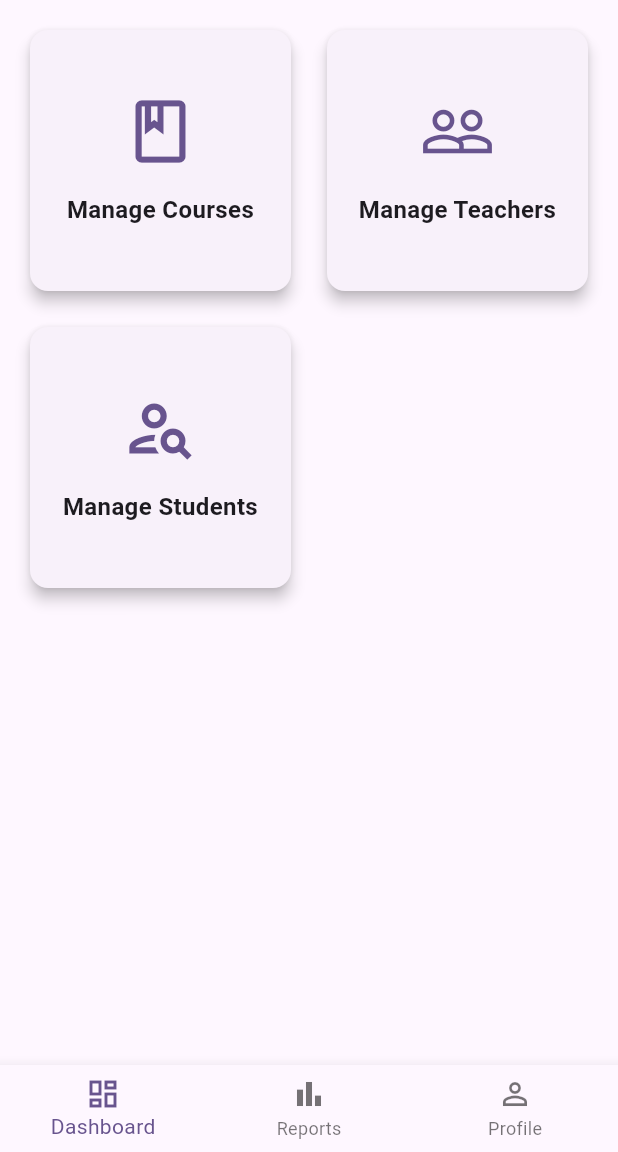
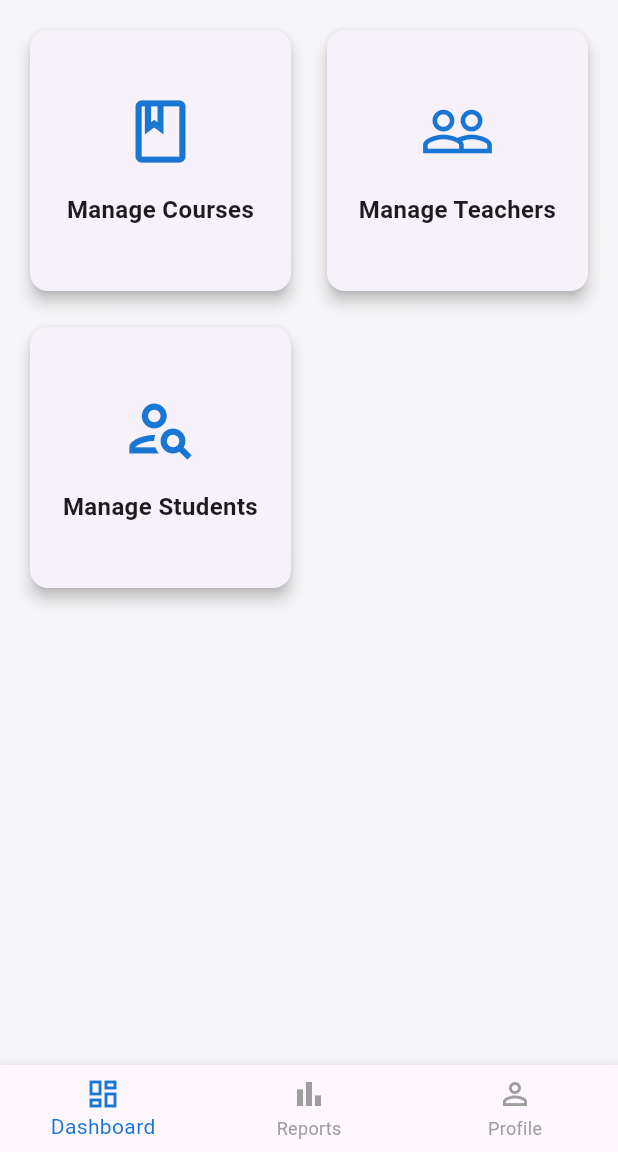
Before and after one commit to aabdulrafay/EduSmart, a Flutter app: the AdminDashboardScreen screen opened directly, on a phone screen of 412 x 824 dp, the part 84-1236 px from its top. Run offline on Flutter 3.47's test engine with Material 3 defaults, Android fonts, the phone set to English and light mode, and no system bars; our stand-ins replace pdf, printing.

Commit message:
Applied consistent color theme to all the screens

```diff
--- a/lib/adminpages/dashboard_view.dart
+++ b/lib/adminpages/dashboard_view.dart
@@ -15,72 +15,98 @@ class DashboardView extends StatelessWidget {
         crossAxisSpacing: 16.0,
         mainAxisSpacing: 16.0,
         children: <Widget>[
-          _buildFeatureCard(
-            icon: Icons.book_outlined,
-            title: 'Manage Courses',
-            context: context,
+          Card(
+            elevation: 4.0,
+            shape: RoundedRectangleBorder(
+              borderRadius: BorderRadius.circular(12.0),
+            ),
+            child: InkWell(
               onTap: () {
                 Navigator.push(
                   context,
-                MaterialPageRoute(builder: (context) => const ManageCoursesScreen()),
+                  MaterialPageRoute(
+                      builder: (context) => const ManageCoursesScreen()),
                 );
               },
+              borderRadius: BorderRadius.circular(12.0),
+              child: Column(
+                mainAxisAlignment: MainAxisAlignment.center,
+                children: <Widget>[
+                  Icon(Icons.book_outlined,
+                      size: 50.0, color: Theme.of(context).iconTheme.color),
+                  const SizedBox(height: 16.0),
+                  const Text(
+                    'Manage Courses',
+                    textAlign: TextAlign.center,
+                    style:
+                    TextStyle(fontSize: 16.0, fontWeight: FontWeight.w600),
                   ),
-          _buildFeatureCard(
-            icon: Icons.people_outline,
-            title: 'Manage Teachers',
-            context: context,
+                ],
+              ),
+            ),
+          ),
+          Card(
+            elevation: 4.0,
+            shape: RoundedRectangleBorder(
+              borderRadius: BorderRadius.circular(12.0),
+            ),
+            child: InkWell(
               onTap: () {
                 Navigator.push(
                   context,
-                MaterialPageRoute(builder: (context) => const ManageTeachersScreen()),
+                  MaterialPageRoute(
+                      builder: (context) => const ManageTeachersScreen()),
                 );
               },
+              borderRadius: BorderRadius.circular(12.0),
+              child: Column(
+                mainAxisAlignment: MainAxisAlignment.center,
+                children: <Widget>[
+                  Icon(Icons.people_outline,
+                      size: 50.0, color: Theme.of(context).iconTheme.color),
+                  const SizedBox(height: 16.0),
+                  const Text(
+                    'Manage Teachers',
+                    textAlign: TextAlign.center,
+                    style:
+                    TextStyle(fontSize: 16.0, fontWeight: FontWeight.w600),
                   ),
-          _buildFeatureCard(
-            icon: Icons.person_search_outlined,
-            title: 'Manage Students',
-            context: context,
+                ],
+              ),
+            ),
+          ),
+          Card(
+            elevation: 4.0,
+            shape: RoundedRectangleBorder(
+              borderRadius: BorderRadius.circular(12.0),
+            ),
+            child: InkWell(
               onTap: () {
                 Navigator.push(
                   context,
-                MaterialPageRoute(builder: (context) => const ManageStudentsScreen()),
+                  MaterialPageRoute(
+                      builder: (context) => const ManageStudentsScreen()),
                 );
               },
+              borderRadius: BorderRadius.circular(12.0),
+              child: Column(
+                mainAxisAlignment: MainAxisAlignment.center,
+                children: <Widget>[
+                  Icon(Icons.person_search_outlined,
+                      size: 50.0, color: Theme.of(context).iconTheme.color),
+                  const SizedBox(height: 16.0),
+                  const Text(
+                    'Manage Students',
+                    textAlign: TextAlign.center,
+                    style:
+                    TextStyle(fontSize: 16.0, fontWeight: FontWeight.w600),
+                  ),
+                ],
+              ),
+            ),
           ),
         ],
       ),
     );
   }
-
-  // This helper method is now correctly placed within the class
-  Widget _buildFeatureCard({
-    required IconData icon,
-    required String title,
-    required BuildContext context,
-    required VoidCallback onTap,
-  }) {
-    return Card(
-      elevation: 4.0,
-      shape: RoundedRectangleBorder(
-        borderRadius: BorderRadius.circular(12.0),
-      ),
-      child: InkWell(
-        onTap: onTap,
-        borderRadius: BorderRadius.circular(12.0),
-        child: Column(
-          mainAxisAlignment: MainAxisAlignment.center,
-          children: <Widget>[
-            Icon(icon, size: 50.0, color: Theme.of(context).primaryColor),
-            const SizedBox(height: 16.0),
-            Text(
-              title,
-              textAlign: TextAlign.center,
-              style: const TextStyle(fontSize: 16.0, fontWeight: FontWeight.w600),
-            ),
-          ],
-        ),
-      ),
-    );
 }
-}
```
Also changed, not shown: lib/main.dart (+38 -104 lines). Lines whose indentation alone changed are shown as unchanged.
